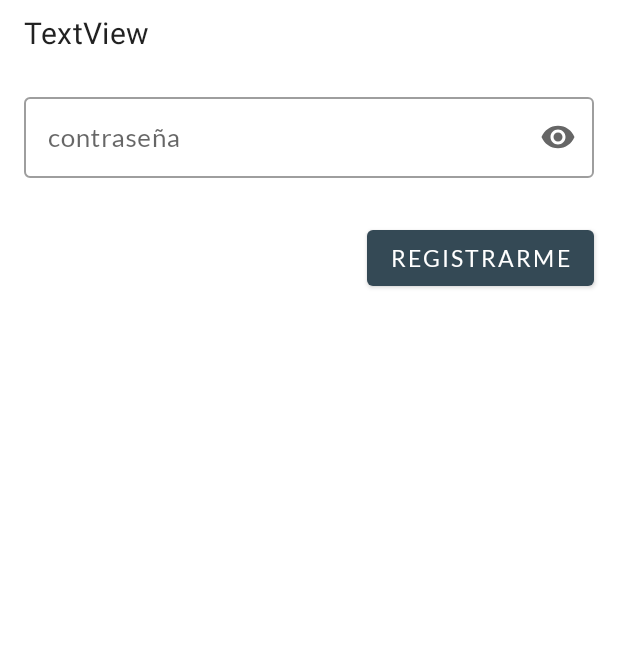
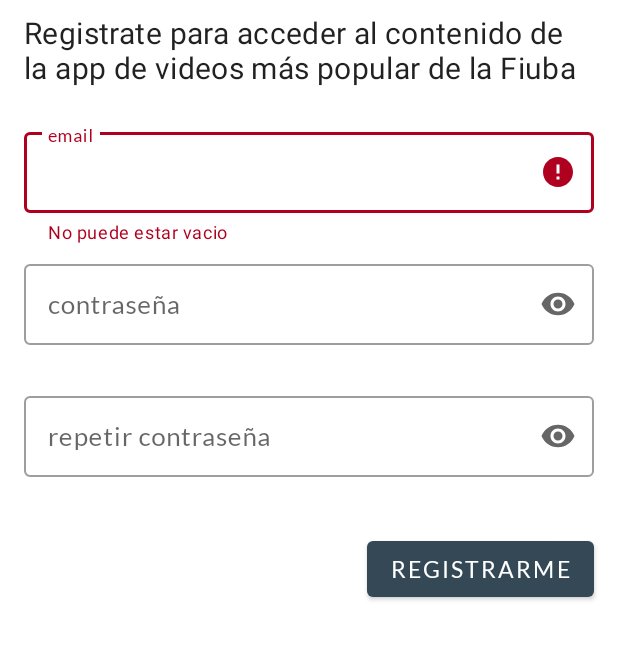
Before and after one commit to taller2fiuba/chotuve-android-client, an Android app: the screen it shows after launch (MainActivity), after a tap on "REGISTRARME", on a phone screen of 412 x 824 dp, the part 170-830 px from its top. Run offline under Robolectric (Android 15) with nearby library versions, the phone set to English and light mode, and no system bars; our stand-ins replace Firebase (no records; nobody signed in at launch, a user with empty details on screens opened directly); Roboto replaces fonts that are not available here; 1 other tap on this screen came first.

Commit message:
sacar 2 pasos + repetir contraseña + poner subir video en otro intent

```diff
--- a/chotuve/app/src/main/AndroidManifest.xml
+++ b/chotuve/app/src/main/AndroidManifest.xml
@@ -18,6 +18,8 @@
                 <category android:name="android.intent.category.LAUNCHER" />
             </intent-filter>
         </activity>
+        <activity android:name=".SubirVideoActivity">
+        </activity>
         <meta-data
             android:name="preloaded_fonts"
             android:resource="@array/preloaded_fonts" />
--- a/chotuve/app/src/main/java/com/taller2/chotuve/MainActivity.kt
+++ b/chotuve/app/src/main/java/com/taller2/chotuve/MainActivity.kt
@@ -22,117 +22,39 @@ import retrofit2.Callback
 import retrofit2.Response
 
 
-const val EXTRA_MESSAGE = "com.taller2.chotuve.MESSAGE"
-
 class MainActivity : AppCompatActivity() {
-    lateinit var mStorage : StorageReference
-    var uri = null as Uri?
-
     override fun onCreate(savedInstanceState: Bundle?) {
         super.onCreate(savedInstanceState)
         setContentView(R.layout.registro_de_usuario)
-
-        mStorage = FirebaseStorage.getInstance().reference;
     }
 
-    fun clickSiguiente(view: View) {
-        setContentView(R.layout.registro_de_usuario_paso_2)
-    }
-
-    // cosas de subir video, tienen que ir a otra actividad
-
-    private fun getFilenameFromUri(uri: Uri) : String {
-        // https://stackoverflow.com/questions/5568874/how-to-extract-the-file-name-from-uri-returned-from-intent-action-get-content
-        var result = null as String?
-        if (uri.scheme.equals("content")) {
-            val cursor = getContentResolver().query(uri, null, null, null, null)
-            try {
-                if (cursor != null && cursor.moveToFirst()) {
-                    result = cursor.getString(cursor.getColumnIndex(OpenableColumns.DISPLAY_NAME))
-                }
-            } finally {
-                cursor!!.close()
-            }
-        }
-
-        if (result == null) {
-            result = uri.getPath();
-            val cut = result!!.lastIndexOf('/')
-            if (cut != -1) {
-                result = result.substring(cut + 1)
-            }
-        }
-        return result
-    }
-
-    override fun onActivityResult(requestCode: Int, resultCode: Int, data: Intent?) {
-        super.onActivityResult(requestCode, resultCode, data)
-        if (resultCode == RESULT_OK) {
-            uri = data!!.data
-            var botonElegir = findViewById<View>(R.id.botonElegir) as Button
-            botonElegir.visibility = View.GONE;
-            val txtUriElegida = findViewById<View>(R.id.txtUriElegida) as TextView
-            txtUriElegida.text = getFilenameFromUri(uri!!)
-        }
-    }
-
-    fun clickElegirVideo(view: View) {
-        val intent = Intent()
-        intent.setType("video/*")
-        intent.setAction(Intent.ACTION_GET_CONTENT)
-        startActivityForResult(Intent.createChooser(intent, "Seleccionar video"), 0)
-    }
-
-    fun clickSubirVideo(view: View) {
-        // TODO mejorar validaciones: sacar errores luego de solucionados, tener en cuenta errores devueltos por el server, usar alguna libreria (EasyValidation por ej)
-        var titulo = findViewById<View>(R.id.titulo) as TextInputLayout
-        var tituloString = titulo.editText!!.text.toString()
-        if (tituloString == "") {
-            titulo.error = "No puede estar vacio"
+    fun clickRegistrarse(view: View) {
+        var email = (findViewById<View>(R.id.email) as TextInputLayout)
+        var contraseña = (findViewById<View>(R.id.contraseña) as TextInputLayout)
+        var repetirContraseña = (findViewById<View>(R.id.repetir_contraseña) as TextInputLayout)
+        var emailTexto = email.editText!!.text.toString()
+        var contraseñaTexto = contraseña.editText!!.text.toString()
+        var repetirContraseñaTexto = repetirContraseña.editText!!.text.toString()
+        // TODO codigo de valdiacion repetido con titulo en subir video, mejorar validaciones
+        if (emailTexto == "") {
+            email.error = "No puede estar vacio"
             return;
         }
-        if (uri == null) {
-            var botonElegir = findViewById<View>(R.id.botonElegir) as Button
-            botonElegir.isFocusableInTouchMode = true
-            botonElegir.requestFocus()
-            botonElegir.error = "Elegí un video"
+        if (contraseñaTexto == "") {
+            contraseña.error = "No puede estar vacio"
             return;
         }
-        var mUri = uri!!
-        var mReference = mStorage.child(getFilenameFromUri(mUri))
-        val txtUrlDescarga = findViewById<View>(R.id.txtUrlDescarga) as TextView
-        try {
-            // La subida del video asincrónica
-            mReference.putFile(mUri)
-                .addOnSuccessListener { taskSnapshot ->
-                    var context = this
-                    // Pedir la url de descarga del video recien subido también es asincrónico (wtf?)
-                    taskSnapshot.storage.downloadUrl.addOnSuccessListener { downloadUri: Uri? ->
-                        val call = AppServerService.create().crearVideo(Video(tituloString, downloadUri.toString()))
-                        call.enqueue(object : Callback<ResponseBody> {
-                            override fun onResponse(call: Call<ResponseBody>, response: Response<ResponseBody>) {
-                                val responseCode = response!!.code()!!
-                                if (responseCode == 201) {
-                                    txtUrlDescarga.text = ""
-                                    Toast.makeText(context, "Subida Exitosa :)", Toast.LENGTH_LONG).show()
-                                } else {
-                                    // TODO: Manejar errores desde el app server.
-                                    Log.d("retrofit", response.errorBody()!!.string())
-                                    Toast.makeText(context, "Error del server", Toast.LENGTH_LONG).show()
-                                }
-                            }
-                            override fun onFailure(call: Call<ResponseBody>, t: Throwable) {
-                                Toast.makeText(context, t.message, Toast.LENGTH_LONG).show()
-                            }
-                        })
-                    }
-                }
-                .addOnFailureListener { e ->
-                    Toast.makeText(this, e.message, Toast.LENGTH_LONG).show()
-                }
-            txtUrlDescarga.text = "Espere. Cargando video..."
-        } catch (e: Exception) {
-            Toast.makeText(this, e.toString(), Toast.LENGTH_LONG).show()
+        if (repetirContraseñaTexto == "") {
+            repetirContraseña.error = "No puede estar vacio"
+            return;
         }
+        if (repetirContraseñaTexto != contraseñaTexto) {
+            repetirContraseña.error = "No era igual a la contraseña"
+            repetirContraseña.editText!!.setText("")
+            return;
+        }
+        // registrarme en el app server
+        // guardar token de respuesta
+        startActivity(Intent(this, SubirVideoActivity::class.java))
     }
 }
--- a/chotuve/app/src/main/res/layout/registro_de_usuario.xml
+++ b/chotuve/app/src/main/res/layout/registro_de_usuario.xml
@@ -28,12 +28,12 @@
         android:layout_marginStart="16dp"
         android:layout_marginTop="8dp"
         android:layout_marginEnd="16dp"
-        android:text="TextView"
+        android:text="@string/registrate"
         android:textAppearance="@style/TextAppearance.MdcTypographyStyles.Headline6"
         app:layout_constraintEnd_toEndOf="parent"
         app:layout_constraintStart_toStartOf="parent"
-        app:layout_constraintTop_toBottomOf="@+id/textView"
-        tools:text="@string/registrate" />
+        app:layout_constraintTop_toBottomOf="@+id/textView" />
+
     <com.google.android.material.textfield.TextInputLayout
         android:id="@+id/email"
         style="@style/Widget.MaterialComponents.TextInputLayout.OutlinedBox"
@@ -54,18 +54,67 @@
             android:textAppearance="@style/TextAppearance.MdcTypographyStyles.Body1"
             android:textColorLink="@color/colorSecondary" />
     </com.google.android.material.textfield.TextInputLayout>
+
+    <com.google.android.material.textfield.TextInputLayout
+        android:id="@+id/contraseña"
+        style="@style/Widget.MaterialComponents.TextInputLayout.OutlinedBox"
+        android:layout_width="0dp"
+        android:layout_height="wrap_content"
+        android:layout_marginStart="16dp"
+        android:layout_marginTop="8dp"
+        android:layout_marginEnd="16dp"
+        android:hint="@string/contraseña_hint"
+        app:endIconMode="password_toggle"
+        app:errorEnabled="true"
+        app:layout_constraintEnd_toEndOf="parent"
+        app:layout_constraintHorizontal_bias="0.0"
+        app:layout_constraintStart_toStartOf="parent"
+        app:layout_constraintTop_toBottomOf="@+id/email">
+
+        <com.google.android.material.textfield.TextInputEditText
+            android:layout_width="match_parent"
+            android:layout_height="wrap_content"
+            android:textAppearance="@style/TextAppearance.MdcTypographyStyles.Body1"
+            android:textColorLink="@color/colorSecondary"
+            android:inputType="textPassword" />
+    </com.google.android.material.textfield.TextInputLayout>
+
+    <com.google.android.material.textfield.TextInputLayout
+        android:id="@+id/repetir_contraseña"
+        style="@style/Widget.MaterialComponents.TextInputLayout.OutlinedBox"
+        android:layout_width="0dp"
+        android:layout_height="wrap_content"
+        android:layout_marginStart="16dp"
+        android:layout_marginTop="8dp"
+        android:layout_marginEnd="16dp"
+        android:hint="@string/repetir_contraseña_hint"
+        app:endIconMode="password_toggle"
+        app:errorEnabled="true"
+        app:layout_constraintEnd_toEndOf="parent"
+        app:layout_constraintHorizontal_bias="0.0"
+        app:layout_constraintStart_toStartOf="parent"
+        app:layout_constraintTop_toBottomOf="@+id/contraseña">
+
+        <com.google.android.material.textfield.TextInputEditText
+            android:layout_width="match_parent"
+            android:layout_height="wrap_content"
+            android:textAppearance="@style/TextAppearance.MdcTypographyStyles.Body1"
+            android:textColorLink="@color/colorSecondary"
+            android:inputType="textPassword" />
+    </com.google.android.material.textfield.TextInputLayout>
+
     <Button
         android:id="@+id/btnSiguiente"
         android:layout_width="wrap_content"
         android:layout_height="49dp"
         android:layout_marginStart="16dp"
-        android:layout_marginTop="8dp"
+        android:layout_marginTop="16dp"
         android:layout_marginEnd="16dp"
-        android:onClick="clickSiguiente"
-        android:text="@string/siguiente"
+        android:onClick="clickRegistrarse"
+        android:text="@string/registrarme_btn"
         android:textAppearance="@style/TextAppearance.MdcTypographyStyles.Button"
         app:layout_constraintEnd_toEndOf="parent"
         app:layout_constraintHorizontal_bias="1.0"
         app:layout_constraintStart_toStartOf="parent"
-        app:layout_constraintTop_toBottomOf="@+id/email" />
+        app:layout_constraintTop_toBottomOf="@+id/repetir_contraseña" />
 </androidx.constraintlayout.widget.ConstraintLayout>
--- a/chotuve/app/src/main/res/layout/registro_de_usuario_paso_2.xml
+++ /dev/null
@@ -1,76 +0,0 @@
-<?xml version="1.0" encoding="utf-8"?>
-<androidx.constraintlayout.widget.ConstraintLayout
-    xmlns:android="http://schemas.android.com/apk/res/android"
-    xmlns:app="http://schemas.android.com/apk/res-auto"
-    xmlns:tools="http://schemas.android.com/tools"
-    android:layout_width="match_parent"
-    android:layout_height="match_parent"
-    tools:context=".MainActivity">
-
-    <TextView
-        android:id="@+id/textView"
-        android:layout_width="wrap_content"
-        android:layout_height="wrap_content"
-        android:layout_marginStart="16dp"
-        android:layout_marginTop="16dp"
-        android:layout_marginEnd="16dp"
-        android:fontFamily="@font/lato"
-        android:text="@string/bienvenido_a_chotuve"
-        android:textAppearance="@style/TextAppearance.MdcTypographyStyles.Headline4"
-        app:layout_constraintEnd_toEndOf="parent"
-        app:layout_constraintStart_toStartOf="parent"
-        app:layout_constraintTop_toTopOf="parent" />
-
-    <TextView
-        android:id="@+id/textView3"
-        android:layout_width="0dp"
-        android:layout_height="wrap_content"
-        android:layout_marginStart="16dp"
-        android:layout_marginTop="8dp"
-        android:layout_marginEnd="16dp"
-        android:text="TextView"
-        android:textAppearance="@style/TextAppearance.MdcTypographyStyles.Headline6"
-        app:layout_constraintEnd_toEndOf="parent"
-        app:layout_constraintStart_toStartOf="parent"
-        app:layout_constraintTop_toBottomOf="@+id/textView"
-        tools:text="@string/registrate" />
-
-    <com.google.android.material.textfield.TextInputLayout
-        android:id="@+id/email"
-        style="@style/Widget.MaterialComponents.TextInputLayout.OutlinedBox"
-        android:layout_width="0dp"
-        android:layout_height="wrap_content"
-        android:layout_marginStart="16dp"
-        android:layout_marginTop="24dp"
-        android:layout_marginEnd="16dp"
-        android:hint="@string/contraseña_hint"
-        app:endIconMode="password_toggle"
-        app:errorEnabled="true"
-        app:layout_constraintEnd_toEndOf="parent"
-        app:layout_constraintHorizontal_bias="0.0"
-        app:layout_constraintStart_toStartOf="parent"
-        app:layout_constraintTop_toBottomOf="@+id/textView3">
-
-        <com.google.android.material.textfield.TextInputEditText
-            android:layout_width="match_parent"
-            android:layout_height="wrap_content"
-            android:textAppearance="@style/TextAppearance.MdcTypographyStyles.Body1"
-            android:textColorLink="@color/colorSecondary"
-            android:inputType="textPassword" />
-    </com.google.android.material.textfield.TextInputLayout>
-
-    <Button
-        android:id="@+id/btnSiguiente"
-        android:layout_width="wrap_content"
-        android:layout_height="49dp"
-        android:layout_marginStart="16dp"
-        android:layout_marginTop="8dp"
-        android:layout_marginEnd="16dp"
-        android:onClick="clickSiguiente"
-        android:text="@string/registrarme_btn"
-        android:textAppearance="@style/TextAppearance.MdcTypographyStyles.Button"
-        app:layout_constraintEnd_toEndOf="parent"
-        app:layout_constraintHorizontal_bias="1.0"
-        app:layout_constraintStart_toStartOf="parent"
-        app:layout_constraintTop_toBottomOf="@+id/email" />
-</androidx.constraintlayout.widget.ConstraintLayout>
```
Also changed, not shown: chotuve/app/src/main/java/com/taller2/chotuve/SubirVideoActivity.kt (added, +130 -0 lines).
